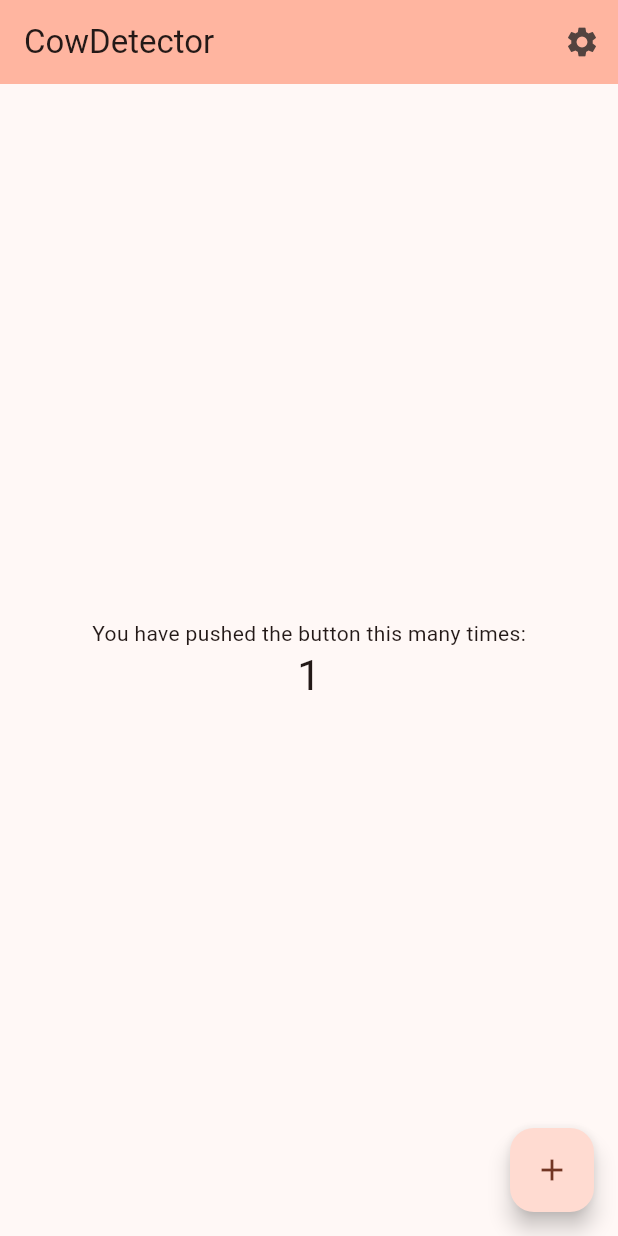
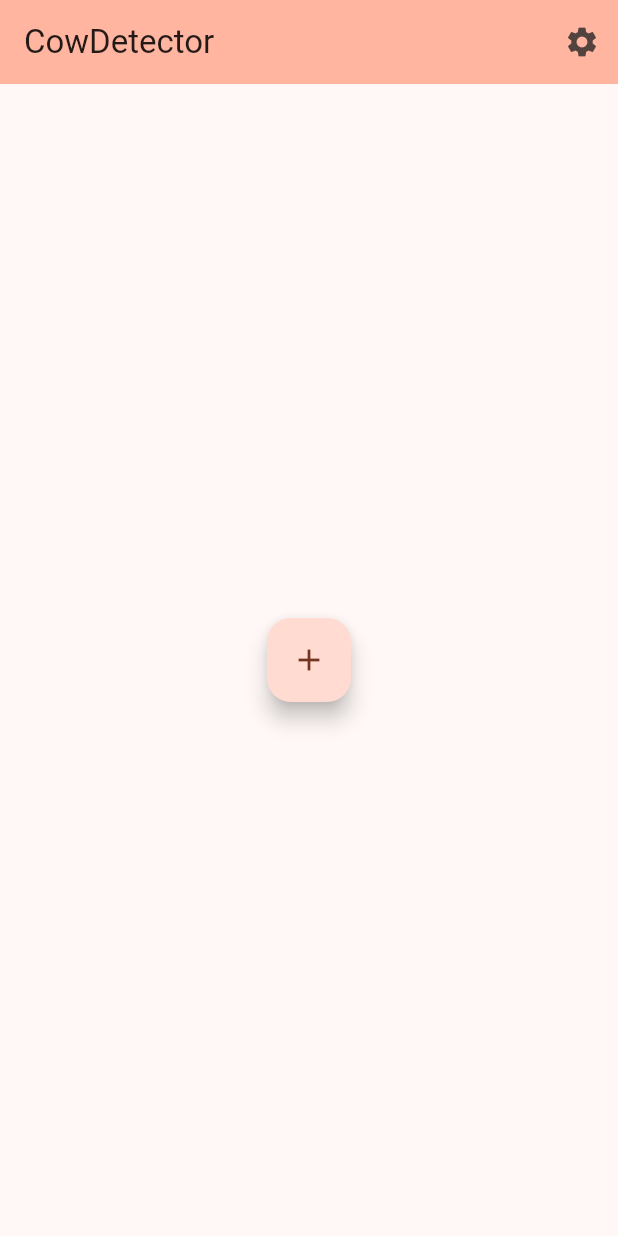
Before and after one commit to Amean/cow-detector, a Flutter app: the HomeScreen screen opened by its route, after a tap on the "add" icon, on a phone screen of 412 x 824 dp. Run offline on Flutter 3.47's test engine with Material 3 defaults, Android fonts, the phone set to English and light mode, and no system bars; our stand-ins replace firebase_auth, firebase_core, go_router, logger; missing offline and left inert: tflite; accounts and stored records are empty.

Commit message:
fixed home screen ui, deleted extraneous code

```diff
--- a/lib/screens/home_screen.dart
+++ b/lib/screens/home_screen.dart
@@ -9,14 +9,6 @@
 }
 
 class _HomeScreenState extends State<HomeScreen> {
-  int _counter = 0;
-
-  void _incrementCounter() {
-    setState(() {
-      _counter++;
-    });
-  }
-
   @override
   Widget build(BuildContext context) {
     return Scaffold(
@@ -36,23 +28,10 @@
         ],
       ),
       body: Center(
-        child: Column(
-          mainAxisAlignment: MainAxisAlignment.center,
-          children: <Widget>[
-            const Text(
-              'You have pushed the button this many times:',
-            ),
-            Text(
-              '$_counter',
-              style: Theme.of(context).textTheme.headlineMedium,
-            ),
-          ],
+        child: FloatingActionButton(
+          onPressed: () {},
+          child: const Icon(Icons.add),
         ),
-      ),
-      floatingActionButton: FloatingActionButton(
-        onPressed: _incrementCounter,
-        tooltip: 'Increment',
-        child: const Icon(Icons.add),
       ),
     );
   }
```
